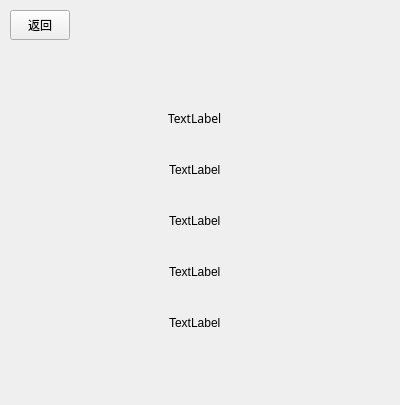
Qt form mainwindow.ui (HowLeeHi/Reciter) before a commit; both pictures show x 0 to 400 and y 0 to 405 of the 400 by 600 pixel window.
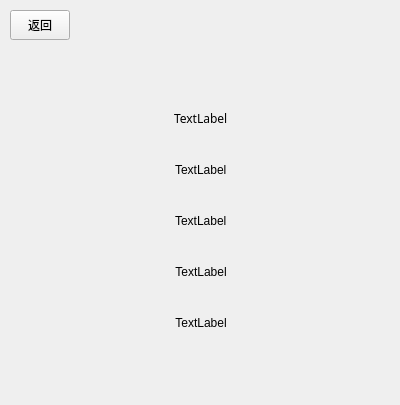
The same form after that commit. The open tabs and pages were chosen to show the change.

Commit message: 2020/6/21 14:58 陈苏逸 "Go去学词"界面显示更美观了

Patch:
```diff
--- a/mainwindow.ui
+++ b/mainwindow.ui
@@ -241,9 +241,9 @@
      <widget class="QStackedWidget" name="stackedWidget_2">
       <property name="geometry">
        <rect>
-        <x>50</x>
+        <x>0</x>
         <y>75</y>
-        <width>300</width>
+        <width>400</width>
         <height>450</height>
        </rect>
       </property>
@@ -251,10 +251,10 @@
        <number>0</number>
       </property>
       <widget class="QWidget" name="page">
-       <widget class="QWidget" name="">
+       <widget class="QWidget" name="layoutWidget">
         <property name="geometry">
          <rect>
-          <x>50</x>
+          <x>100</x>
           <y>320</y>
           <width>195</width>
           <height>31</height>
@@ -277,13 +277,13 @@
          </item>
         </layout>
        </widget>
-       <widget class="QWidget" name="">
+       <widget class="QWidget" name="layoutWidget">
         <property name="geometry">
          <rect>
-          <x>50</x>
+          <x>100</x>
           <y>140</y>
           <width>194</width>
-          <height>28</height>
+          <height>34</height>
          </rect>
         </property>
         <layout class="QHBoxLayout" name="horizontalLayout_4">
@@ -305,7 +305,7 @@
            <property name="font">
             <font>
              <family>Arial Black</family>
-             <pointsize>11</pointsize>
+             <pointsize>14</pointsize>
             </font>
            </property>
            <property name="text">
@@ -335,7 +335,7 @@
          <rect>
           <x>0</x>
           <y>10</y>
-          <width>291</width>
+          <width>402</width>
           <height>271</height>
          </rect>
         </property>
@@ -374,15 +374,36 @@
          </item>
          <item alignment="Qt::AlignHCenter">
           <widget class="QLabel" name="GoStudy_example">
+           <property name="enabled">
+            <bool>true</bool>
+           </property>
            <property name="sizePolicy">
-            <sizepolicy hsizetype="Expanding" vsizetype="Preferred">
+            <sizepolicy hsizetype="Preferred" vsizetype="Preferred">
              <horstretch>0</horstretch>
              <verstretch>0</verstretch>
             </sizepolicy>
            </property>
+           <property name="minimumSize">
+            <size>
+             <width>360</width>
+             <height>0</height>
+            </size>
+           </property>
+           <property name="maximumSize">
+            <size>
+             <width>360</width>
+             <height>16777215</height>
+            </size>
+           </property>
            <property name="text">
             <string>TextLabel</string>
            </property>
+           <property name="textFormat">
+            <enum>Qt::PlainText</enum>
+           </property>
+           <property name="alignment">
+            <set>Qt::AlignCenter</set>
+           </property>
            <property name="wordWrap">
             <bool>true</bool>
            </property>
@@ -391,14 +412,32 @@
          <item alignment="Qt::AlignHCenter">
           <widget class="QLabel" name="GoStudy_exampleMeaning">
            <property name="sizePolicy">
-            <sizepolicy hsizetype="Expanding" vsizetype="Preferred">
+            <sizepolicy hsizetype="Preferred" vsizetype="Preferred">
              <horstretch>0</horstretch>
              <verstretch>0</verstretch>
             </sizepolicy>
            </property>
+           <property name="minimumSize">
+            <size>
+             <width>360</width>
+             <height>0</height>
+            </size>
+           </property>
+           <property name="maximumSize">
+            <size>
+             <width>360</width>
+             <height>16777215</height>
+            </size>
+           </property>
            <property name="text">
             <string>TextLabel</string>
            </property>
+           <property name="textFormat">
+            <enum>Qt::PlainText</enum>
+           </property>
+           <property name="alignment">
+            <set>Qt::AlignCenter</set>
+           </property>
            <property name="wordWrap">
             <bool>true</bool>
            </property>
@@ -409,7 +448,7 @@
        <widget class="QPushButton" name="GoStudy_next">
         <property name="geometry">
          <rect>
-          <x>100</x>
+          <x>150</x>
           <y>340</y>
           <width>93</width>
           <height>28</height>
@@ -426,8 +465,8 @@
          <rect>
           <x>70</x>
           <y>220</y>
-          <width>168</width>
-          <height>28</height>
+          <width>271</width>
+          <height>31</height>
          </rect>
         </property>
         <property name="font">
```
